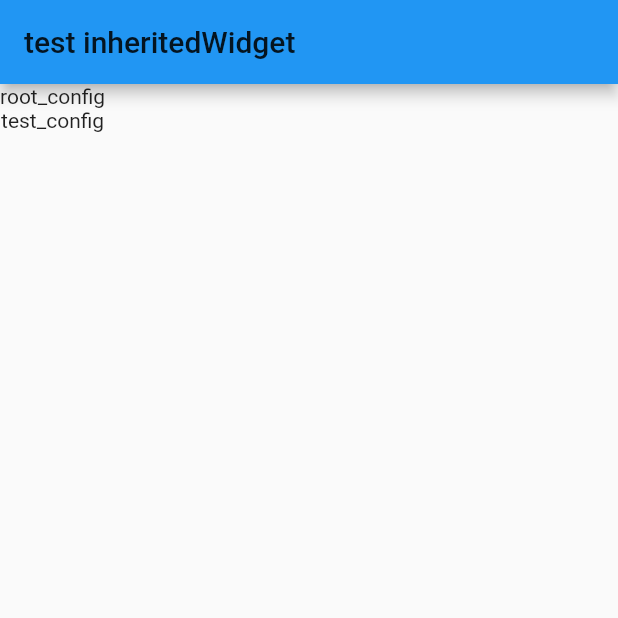
After one commit to qqzhao/flutterDemos, a Flutter app: the InheritedWidgetTest screen opened directly, on a phone screen of 412 x 824 dp, the top half of it. The commit adds this screen. Run offline on Flutter 3.47's test engine with Material 2 defaults, Android fonts, the phone set to English and light mode, and no system bars; our stand-ins replace connectivity, device_info; missing offline and left inert: gbk2utf8, mutex, objectdb; Roboto replaces fonts that are missing (PingFang SC).

Commit message:
增加InheritedWidget使用文档

```diff
--- a/lib/config/router_config.dart
+++ b/lib/config/router_config.dart
@@ -36,6 +36,7 @@ import 'package:hello/home/combine/pop_drag_view.dart';
 import 'package:hello/home/combine/popview.dart';
 import 'package:hello/home/combine/video_demo.dart';
 import 'package:hello/home/logic/import_test.dart';
+import 'package:hello/home/logic/inheritedWidget_test.dart';
 
 import 'package:hello/utils/route.dart';
 
@@ -84,6 +85,7 @@ List<dynamic> _globalRouters = [
   ]),
   MyRouterList(name: 'logics', lists: [
     MyRouter(name: 'importTestPage', widget: new ImportTestPage()),
+    MyRouter(name: 'InheritedWidgetTest', widget: new InheritedWidgetTest()),
   ]),
   MyRouterList(name: 'others', lists: []),
 ];
--- /dev/null
+++ b/lib/home/logic/inheritedWidget_test.dart
@@ -0,0 +1,72 @@
+import 'package:flutter/material.dart';
+
+class BaseConfig {
+  String get name {
+    return 'base_config';
+  }
+}
+
+class RootConfig extends BaseConfig {
+  String get name {
+    return 'root_config';
+  }
+}
+
+class TestConfig extends BaseConfig {
+  String get name {
+    return 'test_config';
+  }
+}
+
+BaseConfig rootConfig = RootConfig();
+
+class DefaultBaseConfig extends InheritedWidget {
+  final BaseConfig config;
+  const DefaultBaseConfig({Key key, @required this.config, @required Widget child})
+      : assert(config != null),
+        assert(child != null),
+        super(key: key, child: child);
+
+  @override
+  bool updateShouldNotify(DefaultBaseConfig oldWidget) {
+    return config != oldWidget.config;
+  }
+
+  static BaseConfig of(BuildContext context) {
+    final DefaultBaseConfig result = context.inheritFromWidgetOfExactType(DefaultBaseConfig);
+    return result?.config ?? rootConfig;
+  }
+}
+
+class InheritedWidgetTest extends StatefulWidget {
+  @override
+  _InheritedWidgetTestState createState() => _InheritedWidgetTestState();
+}
+
+class _InheritedWidgetTestState extends State<InheritedWidgetTest> {
+  @override
+  Widget build(BuildContext context) {
+    return new Scaffold(
+      appBar: new AppBar(
+        title: new Text('test inheritedWidget'),
+      ),
+      body: new Container(
+        child: new Column(
+          children: <Widget>[
+            new Builder(builder: (context) {
+              var a = DefaultBaseConfig.of(context);
+              return Text('${a.name}');
+            }),
+            DefaultBaseConfig(
+              config: TestConfig(),
+              child: new Builder(builder: (context) {
+                var a = DefaultBaseConfig.of(context);
+                return Text('${a.name}');
+              }),
+            )
+          ],
+        ),
+      ),
+    );
+  }
+}
```
Also changed, not shown: 1 other file.
